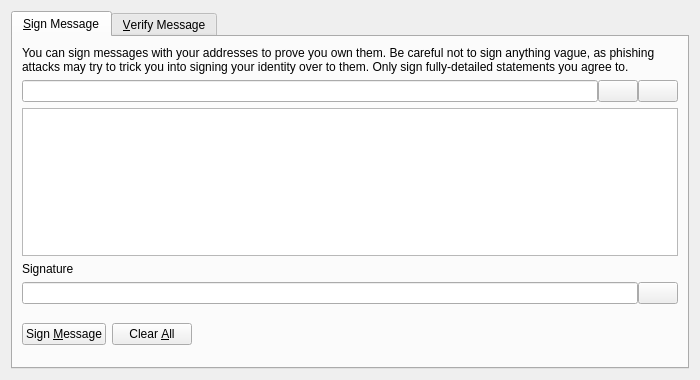
Qt form src/qt/forms/signverifymessagedialog.ui (Aryacoin/Aryacoin) before a commit.
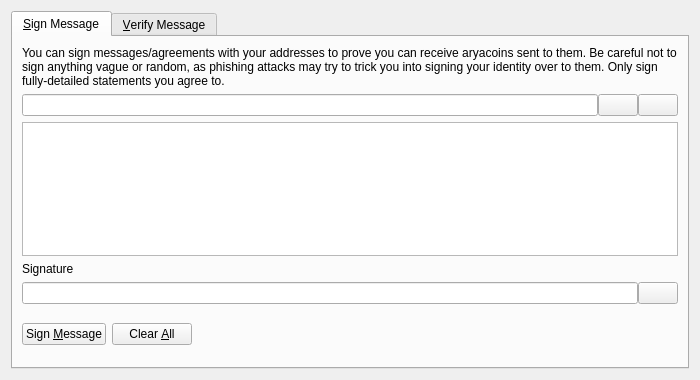
The same form after that commit. Icons and pictures are not drawn. Custom widgets are drawn as their Qt base class.

Diff of the .ui file:
```diff
--- a/src/qt/forms/signverifymessagedialog.ui
+++ b/src/qt/forms/signverifymessagedialog.ui
@@ -30,7 +30,7 @@
        <item>
         <widget class="QLabel" name="infoLabel_SM">
          <property name="text">
-          <string>You can sign messages with your addresses to prove you own them. Be careful not to sign anything vague, as phishing attacks may try to trick you into signing your identity over to them. Only sign fully-detailed statements you agree to.</string>
+          <string>You can sign messages/agreements with your addresses to prove you can receive aryacoins sent to them. Be careful not to sign anything vague or random, as phishing attacks may try to trick you into signing your identity over to them. Only sign fully-detailed statements you agree to.</string>
          </property>
          <property name="textFormat">
           <enum>Qt::PlainText</enum>
```
Left out of the diff: 16 changed lines with no effect on the pictures.
